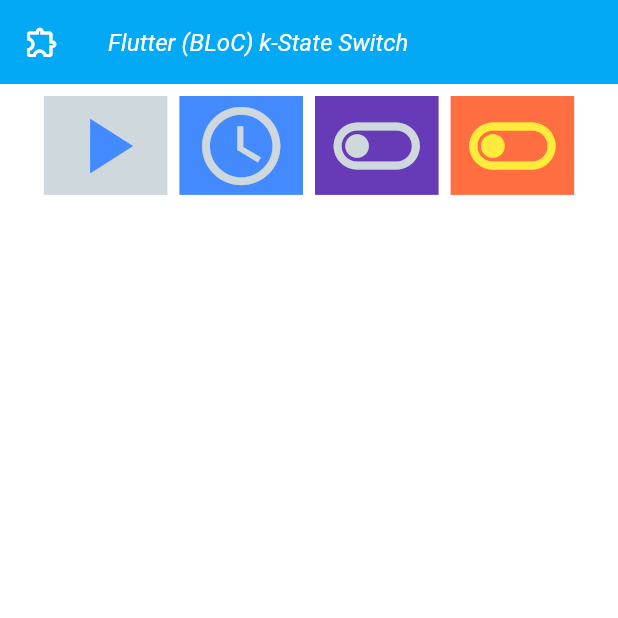
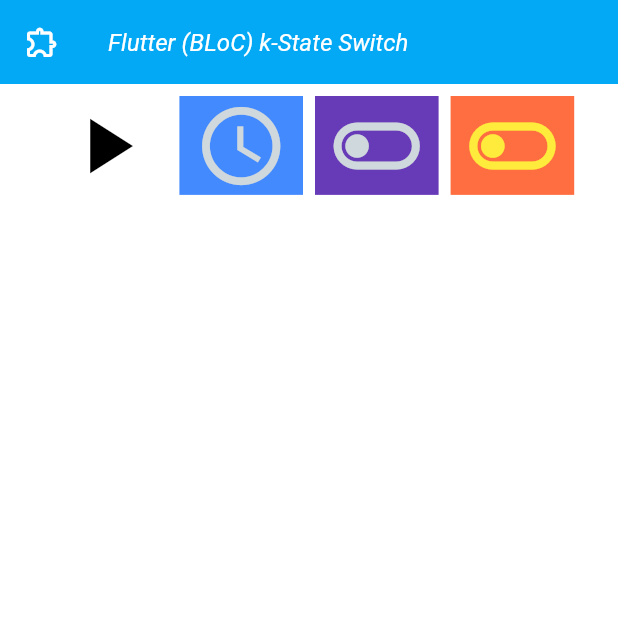
Before and after one commit to mk590901/Event-driven-BLoC-s-switch-widgets, a Flutter app: the screen it shows after launch, on a phone screen of 412 x 824 dp, the top half of it. Run offline on Flutter 3.47's test engine with Material 3 defaults, Android fonts, the phone set to English and light mode, and no system bars; our stand-ins replace flutter_bloc.

Commit message:
Refactoring 6

```diff
--- a/lib/main.dart
+++ b/lib/main.dart
@@ -47,24 +47,18 @@ class AppHomePage extends StatelessWidget {
 
     FlatSwitch yellow =
     FlatSwitch(
-      backgroundColor: Colors.deepOrangeAccent,
-      foregroundColor: Colors.yellow,
+      canvasColor: Colors.deepOrangeAccent,
+      imageColor: Colors.yellow,
       width: 20,
       height: 16,
-      T: Icons.toggle_on_outlined,
-      F: Icons.toggle_off_outlined,
-      onAction: () {
-      },
     );
 
     FlatSwitch purple =
     FlatSwitch(
-        backgroundColor: Colors.deepPurple,
-        foregroundColor: Colors.blueGrey.shade100,
+        canvasColor: Colors.deepPurple,
+        imageColor: Colors.blueGrey.shade100,
         width: 20,
         height: 16,
-        T: Icons.toggle_on_outlined,
-        F: Icons.toggle_off_outlined,
         onAction: () {
           yellow.click();
         }
@@ -72,8 +66,8 @@ class AppHomePage extends StatelessWidget {
 
     FlatSwitch blue =
     FlatSwitch(
-        backgroundColor: Colors.blueAccent,
-        foregroundColor: Colors.blueGrey.shade100,
+        canvasColor: Colors.blueAccent,
+        imageColor: Colors.blueGrey.shade100,
         width: 20,
         height: 16,
         T: Icons.access_alarm,
@@ -95,8 +89,6 @@ class AppHomePage extends StatelessWidget {
                   alignment: MainAxisAlignment.center,
                   children: <Widget>[
                     FlatSwitch(
-                        backgroundColor: Colors.blueGrey.shade100,
-                        foregroundColor: Colors.blueAccent,
                         width: 20,
                         height: 16,
                         T: Icons.pause_sharp,
--- a/lib/widgets/flat_switch.dart
+++ b/lib/widgets/flat_switch.dart
@@ -9,8 +9,8 @@ import '../states/button_state.dart';
 class FlatSwitch extends StatelessWidget {
   final String uuid = const Uuid().v4().toString();
 
-  final Color backgroundColor;
-  final Color foregroundColor;
+  final Color canvasColor;
+  final Color imageColor;
   final double width;
   final double height;
   final IconData? T;
@@ -21,18 +21,17 @@ class FlatSwitch extends StatelessWidget {
 
   FlatSwitch({
     super.key,
-    required this.backgroundColor,
-    required this.foregroundColor,
     required this.width,
     required this.height,
-    required this.T,
-    required this.F,
-    required this.onAction,
+    this.canvasColor = Colors.white30,
+    this.imageColor = Colors.black,
+    this.T = Icons.toggle_on_outlined,
+    this.F = Icons.toggle_off_outlined,
+    this.onAction,
   });
 
   //@override
   void click() {
-    print("click:uuid");
     gestureDetector.onTap?.call();
   }
 
@@ -51,14 +50,14 @@ class FlatSwitch extends StatelessWidget {
             width: w_(width),
             height: h_(height),
             child: Container(
-              color: backgroundColor,
+              color: canvasColor,
               child: Center(
                 child: Icon(
                     state.state() == SwitchStates.off
                         ? F
                         : T,
                     size: h_(height * 0.95),
-                    color: foregroundColor),
+                    color: imageColor),
               ),
             ), // Your widget to rebuild based on state
           ),
```
